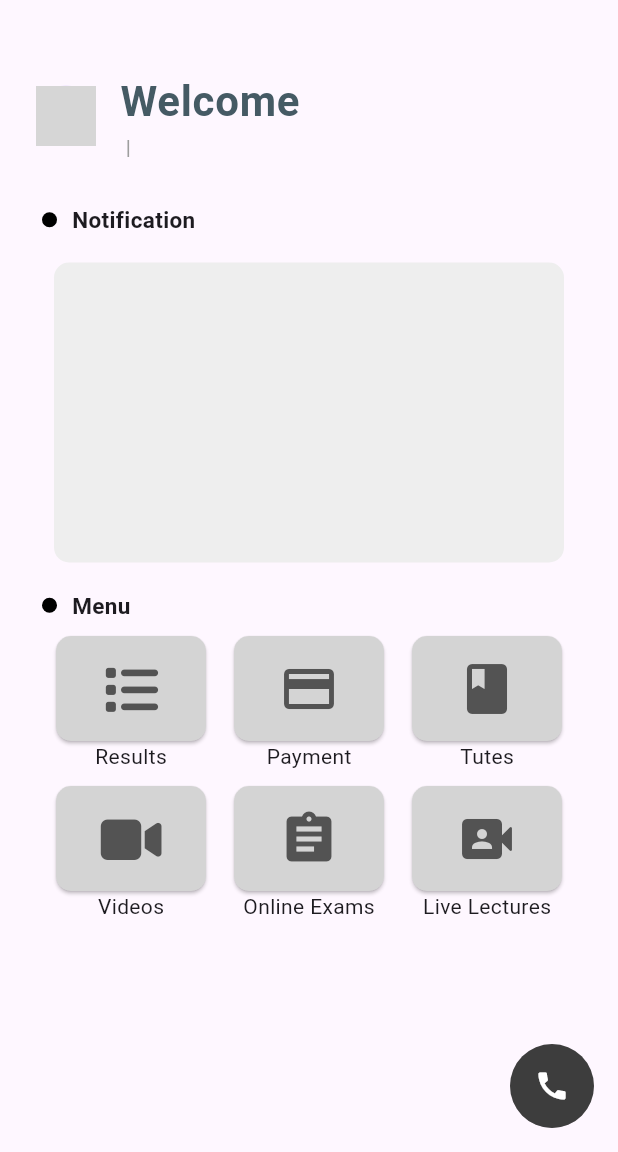
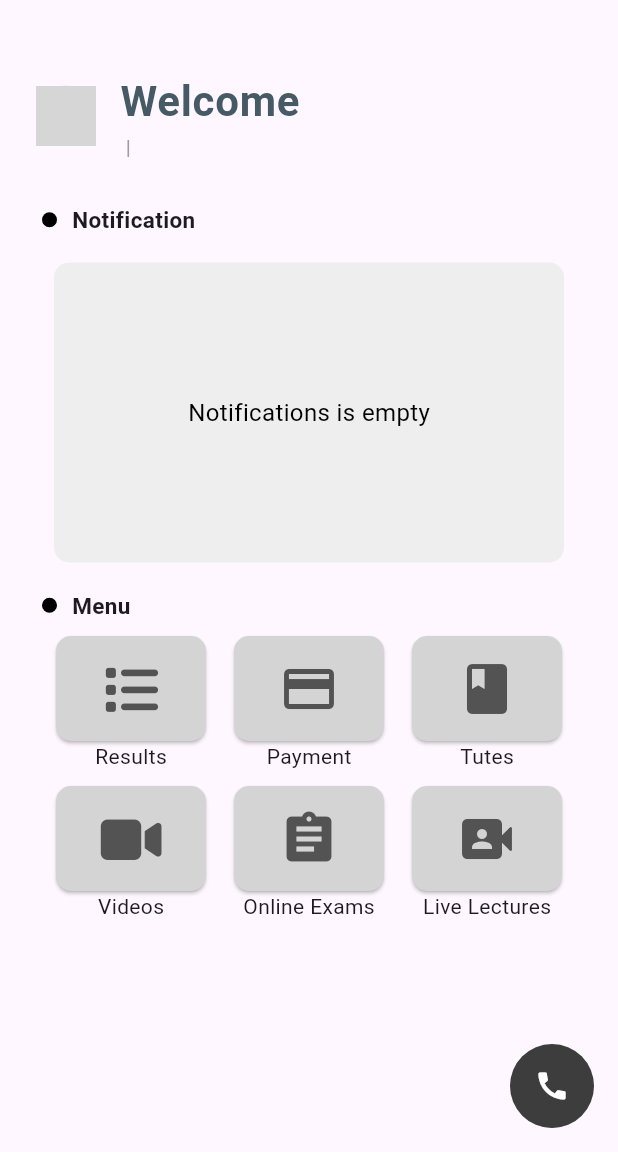
Before and after one commit to Nimantha-Perera/iba_student_-amagement, a Flutter app: the StudentPortalScreen screen opened directly with empty values, on a phone screen of 412 x 824 dp, the part 84-1236 px from its top. Run offline on Flutter 3.47's test engine with Material 3 defaults, Android fonts, the phone set to English and light mode, and no system bars; our stand-ins replace cloud_firestore, device_preview, firebase_core, font_awesome_flutter, shared_preferences; accounts and stored records are empty; network calls fail; grey boxes are pictures that could not be loaded.

Commit message:
update notification window

```diff
--- a/lib/Stu_Screens/portal.dart
+++ b/lib/Stu_Screens/portal.dart
@@ -15,31 +15,24 @@ class StudentPortalScreen extends StatefulWidget {
 }
 
 String _getText(String key) {
-  return LanguageManager.getText(
-      key); // Utilize the LanguageManager to get translated text
+  return LanguageManager.getText(key); // Utilize the LanguageManager to get translated text
 }
+
 final GlobalKey<ScaffoldState> _scaffoldKey2 = GlobalKey<ScaffoldState>();
+
 class _StudentPortalScreenState extends State<StudentPortalScreen> {
-  List<Map<String, dynamic>> _notifications = [];
   @override
-  void initState() {
-    super.initState();
-    fetchNotifications(); // Call fetchNotifications when the screen initializes
-  }
+  Widget build(BuildContext context) {
+    final StudentData args = ModalRoute.of(context)!.settings.arguments as StudentData;
+    String batch = args.userData['batch'];
 
-  Widget build(BuildContext context) {
-    final StudentData args =
-        ModalRoute.of(context)!.settings.arguments as StudentData;
     return Scaffold(
       key: _scaffoldKey2,
       drawer: SideNavStu(),
       floatingActionButton: ClipRRect(
-        borderRadius:
-            BorderRadius.circular(30.0), // Set the desired border radius here
+        borderRadius: BorderRadius.circular(30.0), // Set the desired border radius here
         child: FloatingActionButton(
-          onPressed: () {
-
-          },
+          onPressed: () {},
           child: Icon(Icons.call),
           backgroundColor: const Color.fromARGB(255, 61, 61, 61),
           foregroundColor: Colors.white,
@@ -119,27 +112,18 @@ class _StudentPortalScreenState extends State<StudentPortalScreen> {
                               height: 200,
                               child: Padding(
                                 padding: const EdgeInsets.all(15.0),
-                                child: _notifications.isNotEmpty
-                                    ? ListView.builder(
-                                        itemCount: _notifications.length,
-                                        itemBuilder: (context, index) {
-                                          // Null check for the message
-                                          final message =
-                                              _notifications[index]['message'];
-                                          return Center(
-                                            child: Text(
-                                              message != null
-                                                  ? message
-                                                  : 'No message available',
-                                              style: TextStyle(
-                                                fontSize: 16,
-                                                color: Colors.black,
-                                              ),
-                                            ),
-                                          );
-                                        },
-                                      )
-                                    : Center(
+                                child: StreamBuilder<QuerySnapshot>(
+                                  stream: FirebaseFirestore.instance
+                                      .collection('notifications')
+                                      .doc(batch)
+                                      .collection('messages')
+                                      .snapshots(),
+                                  builder: (context, snapshot) {
+                                    if (snapshot.connectionState == ConnectionState.waiting) {
+                                      return Center(child: CircularProgressIndicator());
+                                    }
+                                    if (!snapshot.hasData || snapshot.data!.docs.isEmpty) {
+                                      return Center(
                                         child: Text(
                                           'Notifications is empty',
                                           style: TextStyle(
@@ -147,7 +131,42 @@ class _StudentPortalScreenState extends State<StudentPortalScreen> {
                                             color: Colors.black,
                                           ),
                                         ),
-                                      ),
+                                      );
+                                    }
+                                    var notifications = snapshot.data!.docs
+                                        .map((doc) => doc.data() as Map<String, dynamic>)
+                                        .toList();
+                                    return ListView.builder(
+                                      itemCount: notifications.length,
+                                      itemBuilder: (context, index) {
+                                        final message = notifications[index]['message'];
+                                        return Row(
+                                          crossAxisAlignment: CrossAxisAlignment.start,
+                                          children: [
+                                            Text(
+                                              "• ",
+                                              style: TextStyle(
+                                                fontSize: 16,
+                                                color: Colors.black,
+                                              ),
+                                            ),
+                                            Expanded(
+                                              child: Text(
+                                                message != null
+                                                    ? message
+                                                    : 'No message available',
+                                                style: TextStyle(
+                                                  fontSize: 16,
+                                                  color: Colors.black,
+                                                ),
+                                              ),
+                                            ),
+                                          ],
+                                        );
+                                      },
+                                    );
+                                  },
+                                ),
                               ),
                               decoration: BoxDecoration(
                                 borderRadius: BorderRadius.circular(10),
@@ -185,25 +204,20 @@ class _StudentPortalScreenState extends State<StudentPortalScreen> {
                                         // Add your onPressed logic here
                                       },
                                       style: ButtonStyle(
-                                        backgroundColor:
-                                            MaterialStateProperty.all(
-                                                Color.fromARGB(
-                                                    255, 212, 212, 212)),
+                                        backgroundColor: MaterialStateProperty.all(
+                                            Color.fromARGB(255, 212, 212, 212)),
                                         shape: MaterialStateProperty.all<
                                             RoundedRectangleBorder>(
                                           RoundedRectangleBorder(
-                                            borderRadius:
-                                                BorderRadius.circular(10),
+                                            borderRadius: BorderRadius.circular(10),
                                           ),
                                         ),
-                                        minimumSize: MaterialStateProperty.all(
-                                            Size(100, 70)),
+                                        minimumSize: MaterialStateProperty.all(Size(100, 70)),
                                       ),
                                       child: FaIcon(
                                         FontAwesomeIcons.list,
                                         size: 36,
-                                        color: const Color.fromARGB(
-                                            255, 83, 83, 83),
+                                        color: const Color.fromARGB(255, 83, 83, 83),
                                       ),
                                     ),
                                     Text(_getText('Results')),
@@ -218,25 +232,20 @@ class _StudentPortalScreenState extends State<StudentPortalScreen> {
                                         // Add your onPressed logic here
                                       },
                                       style: ButtonStyle(
-                                        backgroundColor:
-                                            MaterialStateProperty.all(
-                                                Color.fromARGB(
-                                                    255, 212, 212, 212)),
+                                        backgroundColor: MaterialStateProperty.all(
+                                            Color.fromARGB(255, 212, 212, 212)),
                                         shape: MaterialStateProperty.all<
                                             RoundedRectangleBorder>(
                                           RoundedRectangleBorder(
-                                            borderRadius:
-                                                BorderRadius.circular(10),
+                                            borderRadius: BorderRadius.circular(10),
                                           ),
                                         ),
-                                        minimumSize: MaterialStateProperty.all(
-                                            Size(100, 70)),
+                                        minimumSize: MaterialStateProperty.all(Size(100, 70)),
                                       ),
                                       child: Icon(
                                         Icons.payment,
                                         size: 40,
-                                        color: const Color.fromARGB(
-                                            255, 83, 83, 83),
+                                        color: const Color.fromARGB(255, 83, 83, 83),
                                       ),
                                     ),
                                     Text(_getText('Payment')),
@@ -251,19 +260,15 @@ class _StudentPortalScreenState extends State<StudentPortalScreen> {
                                         // Add your onPressed logic here
                                       },
                                       style: ButtonStyle(
-                                        backgroundColor:
-                                            MaterialStateProperty.all(
-                                                Color.fromARGB(
-                                                    255, 212, 212, 212)),
+                                        backgroundColor: MaterialStateProperty.all(
+                                            Color.fromARGB(255, 212, 212, 212)),
                                         shape: MaterialStateProperty.all<
                                             RoundedRectangleBorder>(
                                           RoundedRectangleBorder(
-                                            borderRadius:
-                                                BorderRadius.circular(10),
+                                            borderRadius: BorderRadius.circular(10),
                                           ),
                                         ),
-                                        minimumSize: MaterialStateProperty.all(
-                                            Size(100, 70)),
+                                        minimumSize: MaterialStateProperty.all(Size(100, 70)),
                                       ),
                                       child: Icon(
                                         Icons.book,
@@ -289,25 +294,20 @@ class _StudentPortalScreenState extends State<StudentPortalScreen> {
                                         // Add your onPressed logic here
                                       },
                                       style: ButtonStyle(
-                                        backgroundColor:
-                                            MaterialStateProperty.all(
-                                                Color.fromARGB(
-                                                    255, 212, 212, 212)),
+                                        backgroundColor: MaterialStateProperty.all(
+                                            Color.fromARGB(255, 212, 212, 212)),
                                         shape: MaterialStateProperty.all<
                                             RoundedRectangleBorder>(
                                           RoundedRectangleBorder(
-                                            borderRadius:
-                                                BorderRadius.circular(10),
+                                            borderRadius: BorderRadius.circular(10),
                                           ),
                                         ),
-                                        minimumSize: MaterialStateProperty.all(
-                                            Size(100, 70)),
+                                        minimumSize: MaterialStateProperty.all(Size(100, 70)),
                                       ),
                                       child: FaIcon(
                                         FontAwesomeIcons.video,
                                         size: 36,
-                                        color: const Color.fromARGB(
-                                            255, 83, 83, 83),
+                                        color: const Color.fromARGB(255, 83, 83, 83),
                                       ),
                                     ),
                                     Text(_getText('Videos')),
@@ -322,25 +322,20 @@ class _StudentPortalScreenState extends State<StudentPortalScreen> {
                                         // Add your onPressed logic here
                                       },
                                       style: ButtonStyle(
-                                        backgroundColor:
-                                            MaterialStateProperty.all(
-                                                Color.fromARGB(
-                                                    255, 212, 212, 212)),
+                                        backgroundColor: MaterialStateProperty.all(
+                                            Color.fromARGB(255, 212, 212, 212)),
                                         shape: MaterialStateProperty.all<
                                             RoundedRectangleBorder>(
                                           RoundedRectangleBorder(
-                                            borderRadius:
-                                                BorderRadius.circular(10),
+                                            borderRadius: BorderRadius.circular(10),
                                           ),
                                         ),
-                                        minimumSize: MaterialStateProperty.all(
-                                            Size(100, 70)),
+                                        minimumSize: MaterialStateProperty.all(Size(100, 70)),
                                       ),
                                       child: Icon(
                                         Icons.assignment,
                                         size: 40,
-                                        color: const Color.fromARGB(
-                                            255, 83, 83, 83),
+                                        color: const Color.fromARGB(255, 83, 83, 83),
                                       ),
                                     ),
                                     Text(_getText('Online Exams')),
@@ -355,19 +350,15 @@ class _StudentPortalScreenState extends State<StudentPortalScreen> {
                                         // Add your onPressed logic here
                                       },
                                       style: ButtonStyle(
-                                        backgroundColor:
-                                            MaterialStateProperty.all(
-                                                Color.fromARGB(
-                                                    255, 212, 212, 212)),
+                                        backgroundColor: MaterialStateProperty.all(
+                                            Color.fromARGB(255, 212, 212, 212)),
                                         shape: MaterialStateProperty.all<
                                             RoundedRectangleBorder>(
                                           RoundedRectangleBorder(
-                                            borderRadius:
-                                                BorderRadius.circular(10),
+                                            borderRadius: BorderRadius.circular(10),
                                           ),
                                         ),
-                                        minimumSize: MaterialStateProperty.all(
-                                            Size(100, 70)),
+                                        minimumSize: MaterialStateProperty.all(Size(100, 70)),
                                       ),
                                       child: Icon(
                                         Icons.video_camera_front_rounded,
@@ -393,36 +384,4 @@ class _StudentPortalScreenState extends State<StudentPortalScreen> {
       ),
     );
   }
-
-  void fetchNotifications() async {
-    // Wait for the context to be fully initialized
-    await Future.delayed(Duration.zero);
-
-    final StudentData args =
-        ModalRoute.of(context)!.settings.arguments as StudentData;
-
-    String batch = args.userData['batch'];
-
-    try {
-      final snapshot = await FirebaseFirestore.instance
-          .collection('notifications')
-          .doc(batch)
-          .get();
-
-      setState(() {
-        if (snapshot.exists) {
-          _notifications = [
-            snapshot.data()!
-          ]; // Store single document data in _notifications
-        } else {
-          _notifications = [];
-          _notifications.add({
-            'message': 'Notifications is empty'
-          }); // If document doesn't exist, set _notifications to empty list
-        }
-      });
-    } catch (e) {
-      print('Error fetching notifications: $e');
-    }
-  }
 }
```
Also changed, not shown: lib/Side Nav Bar/side_nav_stu.dart (+15 -5 lines).
